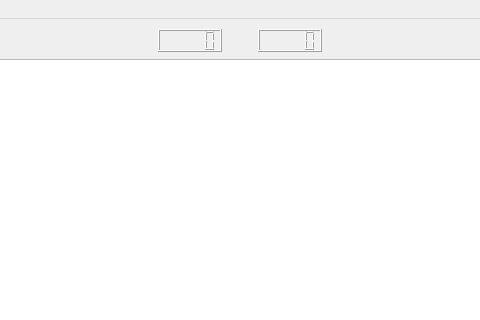
First picture: the form in project/gamewindow.ui, repository Nipel-Crumple/AirHockey, before the edit; both pictures show x 142 to 622 and y 0 to 320 of the 801 by 477 pixel window.
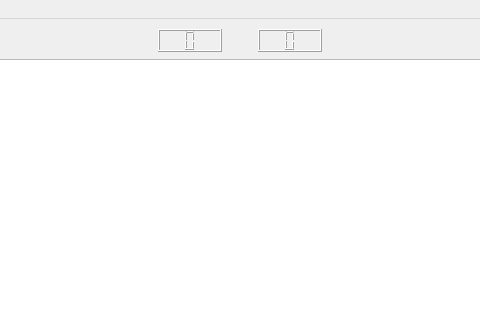
Second picture: the form after the edit.

```diff
--- a/project/gamewindow.ui
+++ b/project/gamewindow.ui
@@ -2,6 +2,9 @@
 <ui version="4.0">
  <class>gameWindow</class>
  <widget class="QMainWindow" name="gameWindow">
+  <property name="enabled">
+   <bool>true</bool>
+  </property>
   <property name="geometry">
    <rect>
     <x>0</x>
@@ -36,6 +39,9 @@
       <height>23</height>
      </rect>
     </property>
+    <property name="numDigits">
+     <number>1</number>
+    </property>
    </widget>
    <widget class="QLCDNumber" name="lcdNumber_2">
     <property name="geometry">
@@ -46,6 +52,9 @@
       <height>23</height>
      </rect>
     </property>
+    <property name="numDigits">
+     <number>1</number>
+    </property>
    </widget>
   </widget>
   <widget class="QMenuBar" name="menuBar">
```
Left out of the diff: 5 changed lines with no effect on the pictures.
